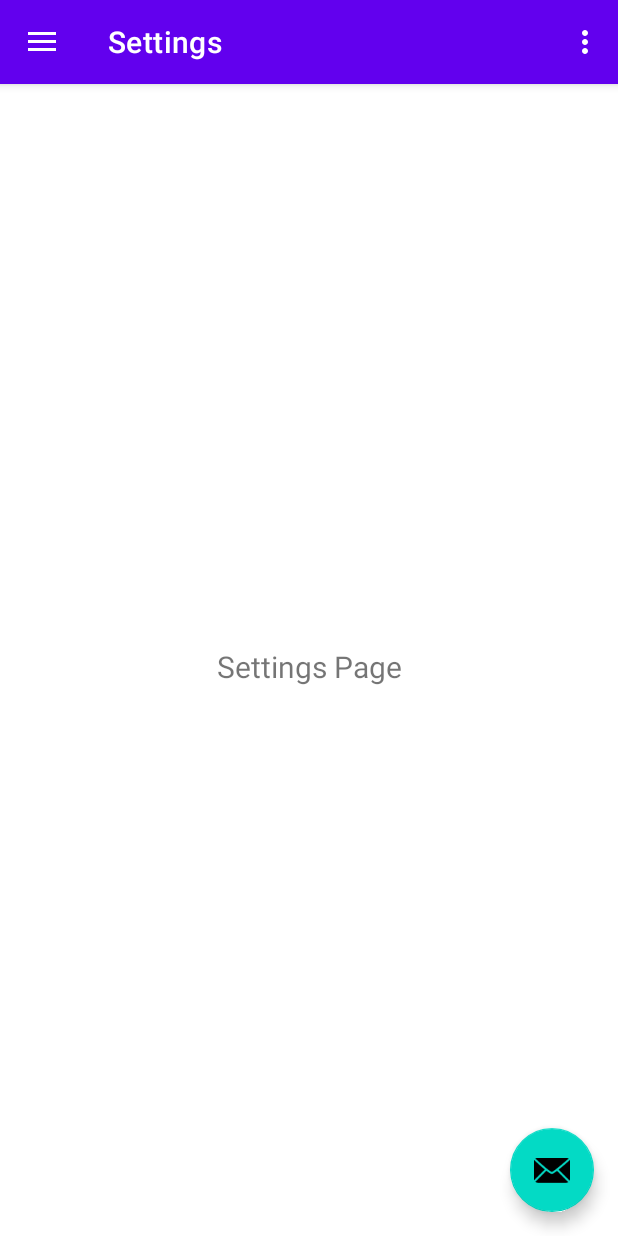
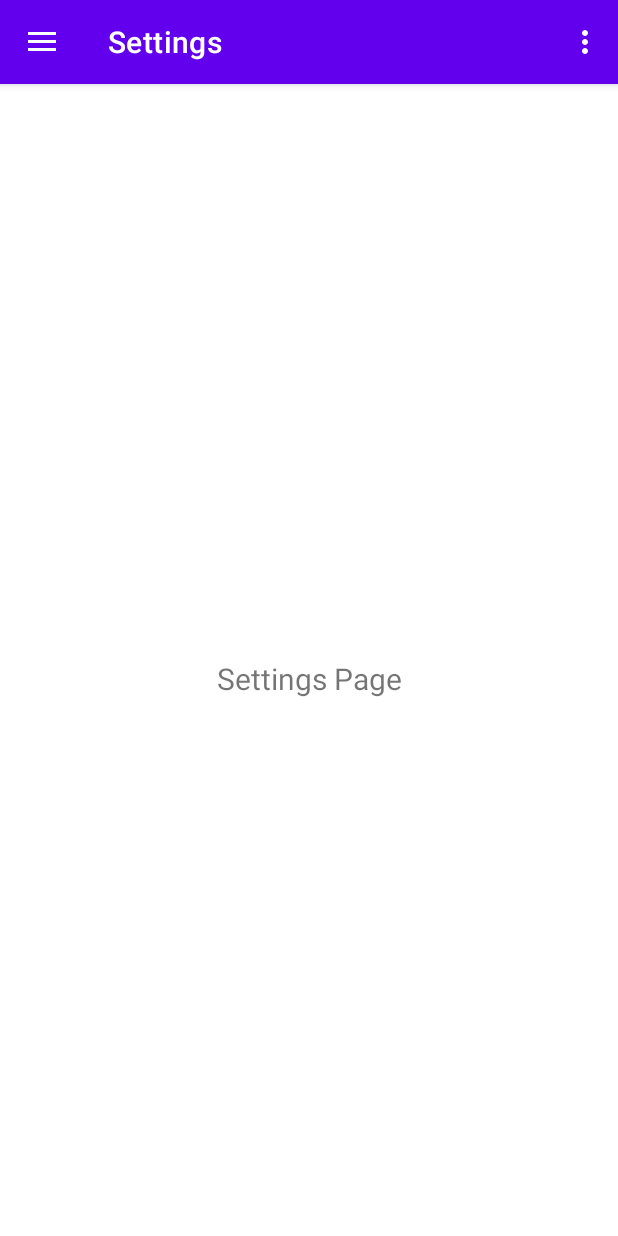
Before and after one commit to nhmllx/Motif, an Android app: the screen it shows after launch (MainActivity), in the side drawer, after a tap on "Settings", on a phone screen of 412 x 824 dp. Run offline under Robolectric (Android 15) with nearby library versions, the phone set to English and light mode, and no system bars; our stand-ins replace navigation-ui.

Commit message:
commit isaiah

```diff
--- a/app/src/main/java/com/example/motif_application/MainActivity.java
+++ b/app/src/main/java/com/example/motif_application/MainActivity.java
@@ -33,13 +33,7 @@ public class MainActivity extends AppCompatActivity {
         setContentView(binding.getRoot());
 
         setSupportActionBar(binding.appBarMain.toolbar);
-        binding.appBarMain.fab.setOnClickListener(new View.OnClickListener() {
-            @Override
-            public void onClick(View view) {
-                Snackbar.make(view, "Replace with your own action", Snackbar.LENGTH_LONG)
-                        .setAction("Action", null).show();
-            }
-        });
+
         DrawerLayout drawer = binding.drawerLayout;
         NavigationView navigationView = binding.navView;
         // Passing each menu ID as a set of Ids because each
--- a/app/src/main/res/layout/app_bar_main.xml
+++ b/app/src/main/res/layout/app_bar_main.xml
@@ -22,13 +22,4 @@
 
     <include layout="@layout/content_main" />
 
-    <com.google.android.material.floatingactionbutton.FloatingActionButton
-        android:id="@+id/fab"
-        android:layout_width="wrap_content"
-        android:layout_height="wrap_content"
-        android:layout_gravity="bottom|end"
-        android:layout_marginEnd="@dimen/fab_margin"
-        android:layout_marginBottom="16dp"
-        app:srcCompat="@android:drawable/ic_dialog_email" />
-
 </androidx.coordinatorlayout.widget.CoordinatorLayout>
--- a/app/src/main/res/layout/content_main.xml
+++ b/app/src/main/res/layout/content_main.xml
@@ -12,7 +12,9 @@
         android:name="androidx.navigation.fragment.NavHostFragment"
         android:layout_width="match_parent"
         android:layout_height="match_parent"
+        android:layout_marginTop="16dp"
         app:defaultNavHost="true"
+        app:layout_constraintHorizontal_bias="0.0"
         app:layout_constraintLeft_toLeftOf="parent"
         app:layout_constraintRight_toRightOf="parent"
         app:layout_constraintTop_toTopOf="parent"
```
